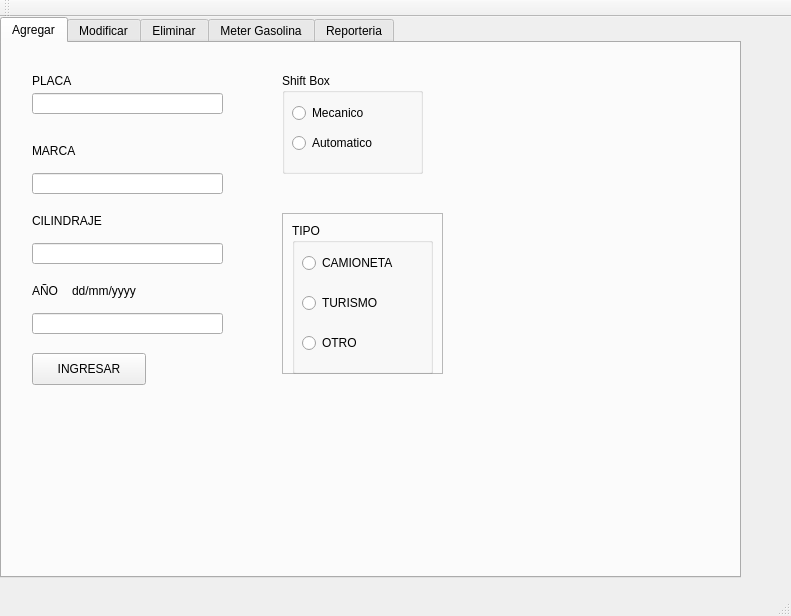
Above: mainwindow.ui from mejampo/Proyecto_Gasolina before the change. Below: the same form after it.
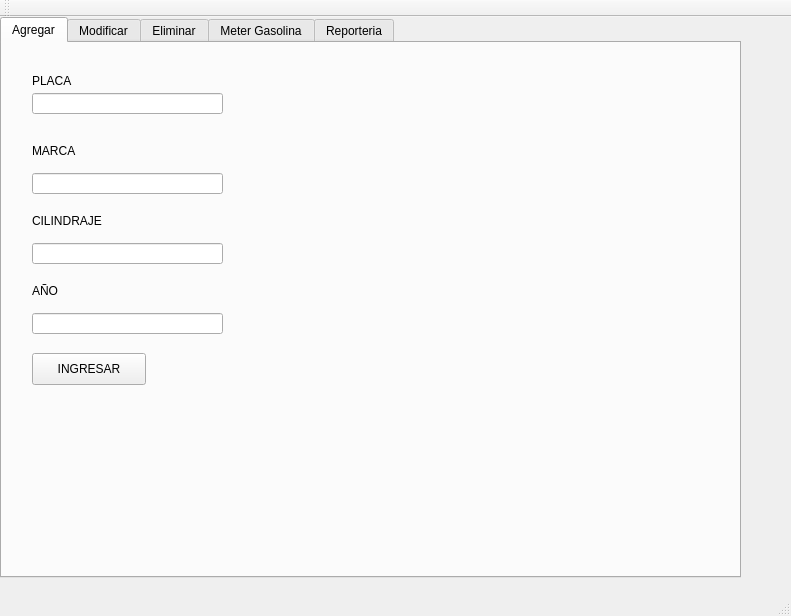
That is the form after the change.

Diff of the .ui file:
```diff
--- a/mainwindow.ui
+++ b/mainwindow.ui
@@ -135,126 +135,6 @@
        </rect>
       </property>
      </widget>
-     <widget class="QGroupBox" name="groupBox">
-      <property name="geometry">
-       <rect>
-        <x>280</x>
-        <y>30</y>
-        <width>141</width>
-        <height>101</height>
-       </rect>
-      </property>
-      <property name="title">
-       <string>Shift Box</string>
-      </property>
-      <widget class="QRadioButton" name="rb_Automatico">
-       <property name="geometry">
-        <rect>
-         <x>10</x>
-         <y>60</y>
-         <width>102</width>
-         <height>20</height>
-        </rect>
-       </property>
-       <property name="text">
-        <string>Automatico</string>
-       </property>
-      </widget>
-      <widget class="QRadioButton" name="rb_Mecanico">
-       <property name="geometry">
-        <rect>
-         <x>10</x>
-         <y>30</y>
-         <width>102</width>
-         <height>20</height>
-        </rect>
-       </property>
-       <property name="text">
-        <string>Mecanico</string>
-       </property>
-      </widget>
-     </widget>
-     <widget class="QFrame" name="frame">
-      <property name="geometry">
-       <rect>
-        <x>280</x>
-        <y>170</y>
-        <width>161</width>
-        <height>161</height>
-       </rect>
-      </property>
-      <property name="frameShape">
-       <enum>QFrame::StyledPanel</enum>
-      </property>
-      <property name="frameShadow">
-       <enum>QFrame::Raised</enum>
-      </property>
-      <widget class="QGroupBox" name="groupBox_2">
-       <property name="geometry">
-        <rect>
-         <x>10</x>
-         <y>10</y>
-         <width>141</width>
-         <height>151</height>
-        </rect>
-       </property>
-       <property name="title">
-        <string>TIPO</string>
-       </property>
-       <widget class="QRadioButton" name="rb_Camioneta">
-        <property name="geometry">
-         <rect>
-          <x>10</x>
-          <y>30</y>
-          <width>102</width>
-          <height>20</height>
-         </rect>
-        </property>
-        <property name="text">
-         <string>CAMIONETA</string>
-        </property>
-       </widget>
-       <widget class="QRadioButton" name="rb_Turismo">
-        <property name="geometry">
-         <rect>
-          <x>10</x>
-          <y>70</y>
-          <width>102</width>
-          <height>20</height>
-         </rect>
-        </property>
-        <property name="text">
-         <string>TURISMO</string>
-        </property>
-       </widget>
-       <widget class="QRadioButton" name="rb_Otro">
-        <property name="geometry">
-         <rect>
-          <x>10</x>
-          <y>110</y>
-          <width>102</width>
-          <height>20</height>
-         </rect>
-        </property>
-        <property name="text">
-         <string>OTRO</string>
-        </property>
-       </widget>
-      </widget>
-     </widget>
-     <widget class="QLabel" name="label_7">
-      <property name="geometry">
-       <rect>
-        <x>70</x>
-        <y>240</y>
-        <width>81</width>
-        <height>16</height>
-       </rect>
-      </property>
-      <property name="text">
-       <string>dd/mm/yyyy</string>
-      </property>
-     </widget>
     </widget>
     <widget class="QWidget" name="Modificar">
      <attribute name="title">
@@ -813,6 +693,75 @@
        <bool>true</bool>
       </property>
      </widget>
+     <widget class="QLabel" name="label_7">
+      <property name="geometry">
+       <rect>
+        <x>300</x>
+        <y>470</y>
+        <width>101</width>
+        <height>16</height>
+       </rect>
+      </property>
+      <property name="text">
+       <string>Litros/Lempiras</string>
+      </property>
+     </widget>
+     <widget class="QLineEdit" name="LE_Litros_Lemp">
+      <property name="geometry">
+       <rect>
+        <x>300</x>
+        <y>500</y>
+        <width>131</width>
+        <height>21</height>
+       </rect>
+      </property>
+     </widget>
+     <widget class="QLabel" name="label_8">
+      <property name="geometry">
+       <rect>
+        <x>450</x>
+        <y>400</y>
+        <width>131</width>
+        <height>16</height>
+       </rect>
+      </property>
+      <property name="text">
+       <string>Lempiras/Kilometro</string>
+      </property>
+     </widget>
+     <widget class="QLineEdit" name="LE_Lemp_Km">
+      <property name="geometry">
+       <rect>
+        <x>450</x>
+        <y>430</y>
+        <width>131</width>
+        <height>21</height>
+       </rect>
+      </property>
+     </widget>
+     <widget class="QLabel" name="label_20">
+      <property name="geometry">
+       <rect>
+        <x>450</x>
+        <y>470</y>
+        <width>101</width>
+        <height>16</height>
+       </rect>
+      </property>
+      <property name="text">
+       <string>Lempiras/Litro</string>
+      </property>
+     </widget>
+     <widget class="QLineEdit" name="LE_Lemp_Litro">
+      <property name="geometry">
+       <rect>
+        <x>450</x>
+        <y>500</y>
+        <width>141</width>
+        <height>21</height>
+       </rect>
+      </property>
+     </widget>
     </widget>
    </widget>
   </widget>
```
Left out of the diff: 52 changed lines with no effect on the pictures.
